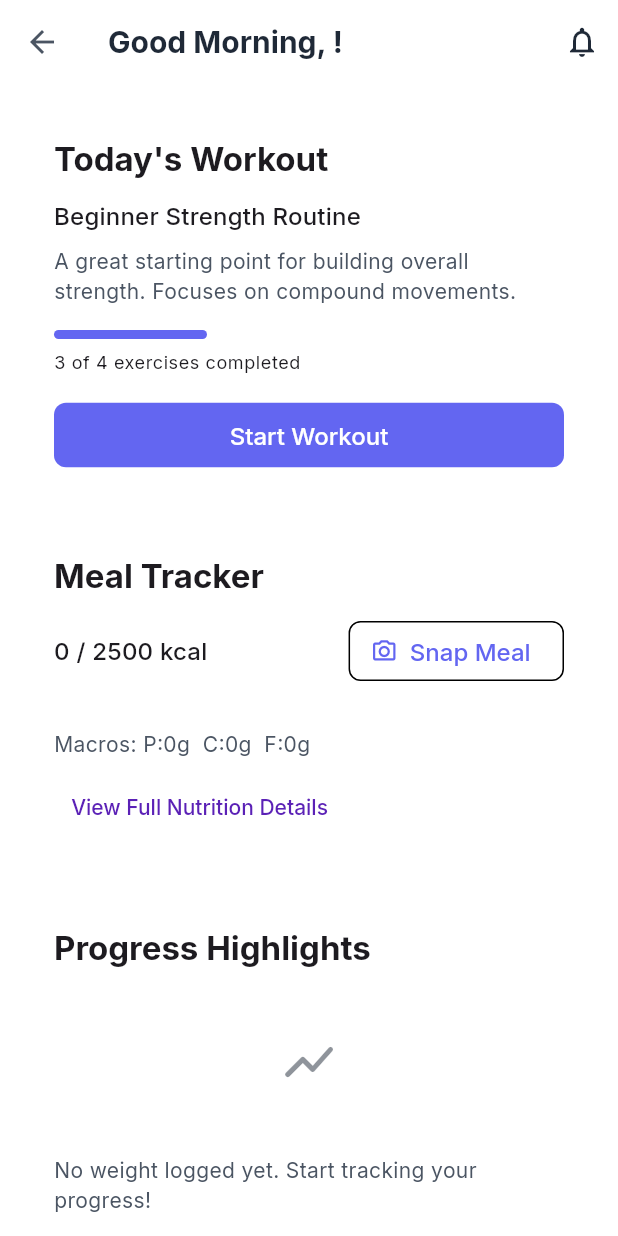
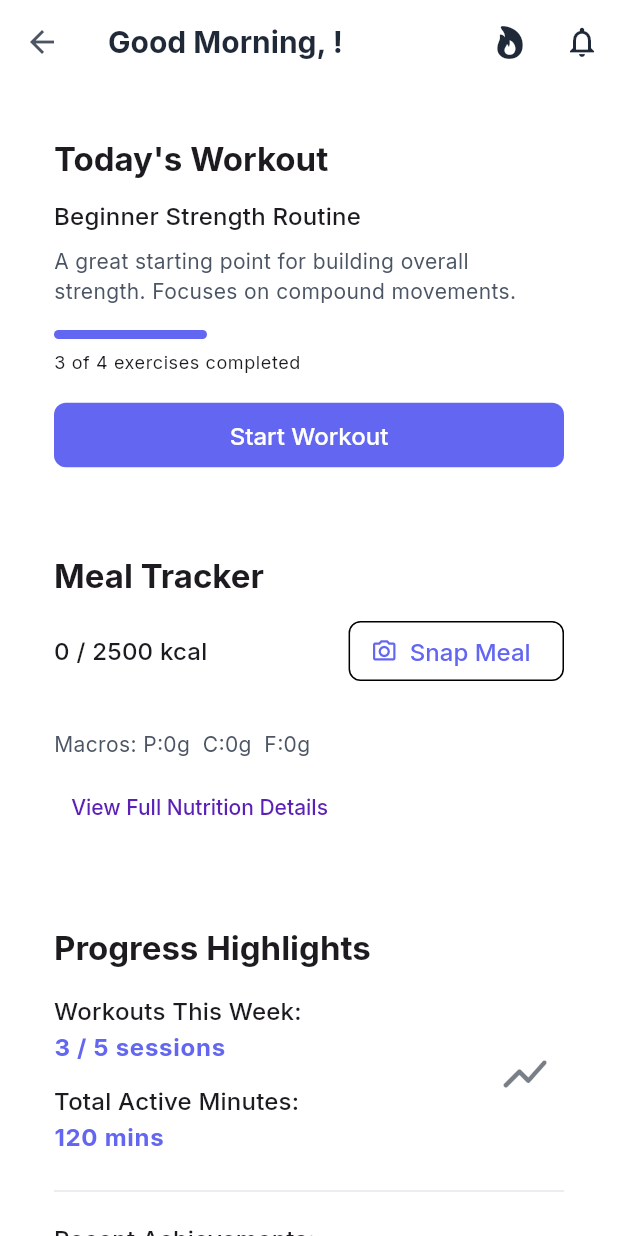
Before and after one commit to Aksumite-Platforms-Inc/AqamFit, a Flutter app: the HomeScreen screen opened directly, on a phone screen of 412 x 824 dp. Run offline on Flutter 3.47's test engine with Material 3 defaults, Android fonts, the light colour scheme and no system bars; our stand-ins replace cached_network_image, camera, dio, fl_chart, flutter_form_builder, flutter_secure_storage and 5 more; accounts and stored records are empty.

Commit message:
Add MuscleHitMapCard widget and move StreakDetailScreen Add MuscleHitMapCard widget and move StreakDetailScreen
- Introduce MuscleHitMapCard to home screen for weekly muscle activity
- Move StreakDetailScreen to features/streak/widgets and update imports/routes
- Update navigation to new streak details screen
- Minor UI improvements and code cleanup

```diff
--- a/lib/features/home/home_screen.dart
+++ b/lib/features/home/home_screen.dart
@@ -5,9 +5,11 @@
 import 'package:aksumfit/models/workout_plan.dart';
 import 'package:aksumfit/services/api_service.dart';
 import 'package:aksumfit/services/auth_manager.dart';
+import 'package:flutter/cupertino.dart';
 import 'package:flutter/material.dart'; // Changed from Cupertino
 import 'package:go_router/go_router.dart';
 import 'package:aksumfit/features/home/widgets/streak_tracker_widget.dart';
+import 'package:aksumfit/features/home/widgets/muscle_hit_map_card.dart'; // Import for MuscleHitMapCard
 // Removed unused old widgets
 // import 'package:aksumfit/features/home/widgets/hero_workout_banner.dart';
 // import 'package:aksumfit/features/home/widgets/quick_action_tile.dart';
@@ -108,6 +110,10 @@
         title: Text('$_greeting, $userName!', style: TextStyle(color: theme.colorScheme.onSurface, fontWeight: FontWeight.bold)),
         actions: [
           IconButton(
+            icon: Icon(CupertinoIcons.flame_fill, color: theme.colorScheme.onSurfaceVariant),
+            onPressed: () => context.go('/streak-details'),
+          ),
+          IconButton(
             icon: Icon(Icons.notifications_outlined, color: theme.colorScheme.onSurfaceVariant),
             onPressed: () => context.go('/notifications'),
           ),
@@ -158,6 +164,8 @@
               },
             ),
             const SizedBox(height: 16),
+            const MuscleHitMapCard(), // Added MuscleHitMapCard
+            const SizedBox(height: 16),
             _buildChallengesCard(),
             const SizedBox(height: 16),
             // _buildAiRecommendationsPlaceholder(theme), // Optional: Can be added back if desired
@@ -181,9 +189,9 @@
           child: Column(
             mainAxisAlignment: MainAxisAlignment.center,
             children: [
-              const CircularProgressIndicator(),
-              const SizedBox(height: 10),
-              Text(message, style: theme.textTheme.titleMedium),
+              const CircularProgressIndicator(), // Already const
+              const SizedBox(height: 10), // Already const
+              Text(message, style: theme.textTheme.titleMedium), // Cannot be const: message is dynamic, style is from theme
             ],
           ),
         ),
@@ -201,50 +209,50 @@
         child: Column(
           crossAxisAlignment: CrossAxisAlignment.start,
           children: [
-            Text("Today's Workout", style: theme.textTheme.titleLarge?.copyWith(fontWeight: FontWeight.bold)),
-            const SizedBox(height: 12),
+            Text("Today's Workout", style: theme.textTheme.titleLarge?.copyWith(fontWeight: FontWeight.bold)), // Theme-dependent style
+            const SizedBox(height: 12), // Const
             if (plan != null) ...[
-              Text(plan.name, style: theme.textTheme.titleMedium),
-              const SizedBox(height: 8),
-              Text(plan.description ?? 'No description available.', style: theme.textTheme.bodyMedium, maxLines: 2, overflow: TextOverflow.ellipsis),
-              const SizedBox(height: 16),
+              Text(plan.name, style: theme.textTheme.titleMedium), // Dynamic text, theme-dependent style
+              const SizedBox(height: 8), // Const
+              Text(plan.description ?? 'No description available.', style: theme.textTheme.bodyMedium, maxLines: 2, overflow: TextOverflow.ellipsis), // Dynamic text, theme-dependent style
+              const SizedBox(height: 16), // Const
               // Example progress, replace with actual logic if available
               if(plan.estimatedDurationMinutes != null && plan.estimatedDurationMinutes! > 0) ...[
-                LinearProgressIndicator(
-                  value: 0.3, // Placeholder: (completed exercises / total exercises)
+                LinearProgressIndicator( // Cannot be const due to theme colors and dynamic value (though value is placeholder here)
+                  value: 0.3,
                   backgroundColor: theme.colorScheme.surfaceContainerHighest,
                   valueColor: AlwaysStoppedAnimation<Color>(theme.colorScheme.primary),
                   minHeight: 6,
                   borderRadius: BorderRadius.circular(3),
                 ),
-                const SizedBox(height: 8),
-                Text("3 of ${plan.exercises.length ?? 10} exercises completed", style: theme.textTheme.bodySmall),
-                const SizedBox(height: 16),
+                const SizedBox(height: 8), // Const
+                Text("3 of ${plan.exercises.length ?? 10} exercises completed", style: theme.textTheme.bodySmall), // Dynamic text, theme-dependent style
+                const SizedBox(height: 16), // Const
               ],
-              ElevatedButton(
+              ElevatedButton( // Cannot be const due to onPressed and style from theme
                 style: ElevatedButton.styleFrom(
                     backgroundColor: theme.colorScheme.primary,
                     foregroundColor: theme.colorScheme.onPrimary,
-                    minimumSize: const Size(double.infinity, 40)
+                    minimumSize: const Size(double.infinity, 40) // Size can be const
                 ),
                 onPressed: () {
                   if (plan.id.isNotEmpty) {
                     context.go('/workout-plans/${plan.id}');
                   }
                 },
-                child: const Text("Start Workout"),
+                child: const Text("Start Workout"), // Const
               ),
             ] else ...[
-              Text("No workout scheduled for today. Rest up or pick one from your plans!", style: theme.textTheme.bodyMedium),
-              const SizedBox(height: 16),
-              ElevatedButton(
+              Text("No workout scheduled for today. Rest up or pick one from your plans!", style: theme.textTheme.bodyMedium), // Theme-dependent style
+              const SizedBox(height: 16), // Const
+              ElevatedButton( // Cannot be const due to onPressed and style from theme
                 style: ElevatedButton.styleFrom(
                     backgroundColor: theme.colorScheme.secondary,
                     foregroundColor: theme.colorScheme.onSecondary,
-                    minimumSize: const Size(double.infinity, 40)
+                    minimumSize: const Size(double.infinity, 40) // Size can be const
                 ),
-                onPressed: () => context.go('/browse-workouts'), // Navigate to new browse workouts screen
-                child: const Text("Browse Workouts"),
+                onPressed: () => context.go('/browse-workouts'),
+                child: const Text("Browse Workouts"), // Const
               ),
             ],
           ],
@@ -266,24 +274,21 @@
         child: Column(
           crossAxisAlignment: CrossAxisAlignment.start,
           children: [
-            Text("Meal Tracker", style: theme.textTheme.titleLarge?.copyWith(fontWeight: FontWeight.bold)),
-            const SizedBox(height: 12),
+            Text("Meal Tracker", style: theme.textTheme.titleLarge?.copyWith(fontWeight: FontWeight.bold)), // Theme-dependent style
+            const SizedBox(height: 12), // Const
             Row(
               mainAxisAlignment: MainAxisAlignment.spaceBetween,
               children: [
-                Text("${currentCalories.toStringAsFixed(0)} / ${_targetCalories.toStringAsFixed(0)} kcal", style: theme.textTheme.titleMedium),
-                OutlinedButton.icon(
-                  icon: const Icon(Icons.camera_alt_outlined),
-                  label: const Text("Snap Meal"),
+                Text("${currentCalories.toStringAsFixed(0)} / ${_targetCalories.toStringAsFixed(0)} kcal", style: theme.textTheme.titleMedium), // Dynamic text, theme-dependent style
+                OutlinedButton.icon( // Cannot be const due to onPressed and style from theme
+                  icon: const Icon(Icons.camera_alt_outlined), // Const
+                  label: const Text("Snap Meal"), // Const
                   onPressed: () async {
                     final imagePath = await Navigator.of(context).push<String>(
-                      MaterialPageRoute(builder: (context) => const CameraScreen()),
+                      MaterialPageRoute(builder: (context) => const CameraScreen()), // CameraScreen can be const
                     );
                     if (imagePath != null && imagePath.isNotEmpty && context.mounted) {
-                      // Now navigate to LogMealScreen with the imagePath
-                      print('Captured image path: $imagePath'); // For now, just print
-                      // context.go('/log-meal', extra: <String, dynamic>{'imagePath': imagePath, 'date': DateTime.now()});
-                       // Temporary navigation to /log-meal-quick to verify flow, will pass imagePath later
+                      print('Captured image path: $imagePath');
                       context.go('/log-meal-quick', extra: <String, dynamic>{'imagePath': imagePath});
                     }
                   },
@@ -294,20 +299,20 @@
                 ),
               ],
             ),
-            const SizedBox(height: 8),
-            LinearProgressIndicator(
+            const SizedBox(height: 8), // Const
+            LinearProgressIndicator( // Cannot be const due to theme colors and dynamic value
               value: progress,
               backgroundColor: theme.colorScheme.surfaceContainerHighest,
               valueColor: AlwaysStoppedAnimation<Color>(theme.colorScheme.tertiary),
               minHeight: 8,
               borderRadius: BorderRadius.circular(4),
             ),
-            const SizedBox(height: 12),
-            Text(
+            const SizedBox(height: 12), // Const
+            Text( // Dynamic text, theme-dependent style
                 "Macros: P:${mealLog?.dailyTotalProteinGrams.toStringAsFixed(0) ?? 0}g  C:${mealLog?.dailyTotalCarbGrams.toStringAsFixed(0) ?? 0}g  F:${mealLog?.dailyTotalFatGrams.toStringAsFixed(0) ?? 0}g",
                 style: theme.textTheme.bodyMedium),
-            const SizedBox(height: 8),
-            TextButton(onPressed: () => context.go('/nutrition'), child: const Text("View Full Nutrition Details"))
+            const SizedBox(height: 8), // Const
+            TextButton(onPressed: () => context.go('/nutrition'), child: const Text("View Full Nutrition Details")) // Child Text can be const
           ],
         ),
       ),
@@ -316,6 +321,13 @@
 
   Widget _buildProgressChartCard(WeightEntry? latestWeight) {
     final theme = Theme.of(context);
+
+    // Mock data for progress highlights
+    const int workoutsThisWeek = 3;
+    const int plannedWorkouts = 5;
+    const int totalActiveMinutes = 120;
+    const String personalRecordImprovement = "New Squat PR: 100kg (+5kg)";
+
     return Card(
       elevation: 2,
       shape: RoundedRectangleBorder(borderRadius: BorderRadius.circular(12)),
@@ -324,26 +336,57 @@
         child: Column(
           crossAxisAlignment: CrossAxisAlignment.start,
           children: [
-            Text("Progress Highlights", style: theme.textTheme.titleLarge?.copyWith(fontWeight: FontWeight.bold)),
-            const SizedBox(height: 12),
-            // Placeholder for chart - e.g. a simple line or bar chart image/icon for now
-            Container(
-              height: 100,
+            Text("Progress Highlights", style: theme.textTheme.titleLarge?.copyWith(fontWeight: FontWeight.bold)), // Theme-dependent style
+            const SizedBox(height: 16), // Const
+
+            // Row for key stats to potentially make it more compact
+            Row( // Cannot be const because children are not const
+              mainAxisAlignment: MainAxisAlignment.spaceBetween,
+              children: [
+                Column( // Cannot be const because children are not const
+                  crossAxisAlignment: CrossAxisAlignment.start,
+                  children: [
+                    Text("Workouts This Week:", style: theme.textTheme.titleMedium), // Theme-dependent style
+                    Text("$workoutsThisWeek / $plannedWorkouts sessions", style: theme.textTheme.bodyLarge?.copyWith(color: theme.colorScheme.primary, fontWeight: FontWeight.bold)), // Dynamic text, theme-dependent style
+                    const SizedBox(height: 12), // Const
+                    Text("Total Active Minutes:", style: theme.textTheme.titleMedium), // Theme-dependent style
+                    Text("$totalActiveMinutes mins", style: theme.textTheme.bodyLarge?.copyWith(color: theme.colorScheme.primary, fontWeight: FontWeight.bold)), // Dynamic text, theme-dependent style
+                  ],
+                ),
+                // Keeping the chart icon, perhaps smaller or integrated differently if needed
+                Container( // Cannot be const due to BoxDecoration and Icon color from theme
+                  padding: const EdgeInsets.all(8), // EdgeInsets can be const
                   decoration: BoxDecoration(
                     color: theme.colorScheme.surfaceContainerHighest,
                     borderRadius: BorderRadius.circular(8),
                   ),
-              child: Center(
-                child: Icon(Icons.show_chart_rounded, size: 40, color: theme.colorScheme.onSurfaceVariant.withOpacity(0.5)),
+                  child: Icon(Icons.show_chart_rounded, size: 36, color: theme.colorScheme.onSurfaceVariant.withOpacity(0.6)),
                 ),
+              ],
             ),
-            const SizedBox(height: 12),
-            if (latestWeight != null)
-              Text("Latest Weight: ${latestWeight.weightKg.toStringAsFixed(1)} kg (Logged: ${DateFormat.yMd().format(latestWeight.date)})", style: theme.textTheme.bodyMedium)
-            else
-              Text("No weight logged yet. Start tracking your progress!", style: theme.textTheme.bodyMedium),
-            const SizedBox(height: 8),
-            TextButton(onPressed: () => context.go('/progress'), child: const Text("View Detailed Progress"))
+
+            const SizedBox(height: 16), // Const
+            const Divider(), // Const
+            const SizedBox(height: 12), // Const
+
+            Text("Recent Achievements:", style: theme.textTheme.titleMedium), // Theme-dependent style
+            const SizedBox(height: 4), // Const
+            Text(personalRecordImprovement, style: theme.textTheme.bodyMedium?.copyWith(fontStyle: FontStyle.italic)), // Dynamic text, theme-dependent style
+
+            const SizedBox(height: 16), // Const
+
+            if (latestWeight != null) ...[
+              Text("Latest Weight: ${latestWeight.weightKg.toStringAsFixed(1)} kg (Logged: ${DateFormat.yMd().format(latestWeight.date)})", style: theme.textTheme.bodyMedium), // Dynamic text, theme-dependent style
+              const SizedBox(height: 4), // Const
+            ] else ...[
+              Text("No weight logged yet. Start tracking your progress!", style: theme.textTheme.bodyMedium), // Theme-dependent style
+              const SizedBox(height: 4), // Const
+            ],
+            const SizedBox(height: 8), // Const
+            Align(
+              alignment: Alignment.centerRight,
+              child: TextButton(onPressed: () => context.go('/progress'), child: const Text("View Detailed Progress")), // Child Text can be const
+            )
 
           ],
         ),
@@ -361,27 +404,27 @@
         child: Column(
           crossAxisAlignment: CrossAxisAlignment.start,
           children: [
-            Text("Challenges & Community", style: theme.textTheme.titleLarge?.copyWith(fontWeight: FontWeight.bold)),
-            const SizedBox(height: 12),
-            ListTile(
-              contentPadding: EdgeInsets.zero,
+            Text("Challenges & Community", style: theme.textTheme.titleLarge?.copyWith(fontWeight: FontWeight.bold)), // Theme-dependent style
+            const SizedBox(height: 12), // Const
+            ListTile( // Cannot be const due to onTap and dynamic elements + theme colors
+              contentPadding: EdgeInsets.zero, // EdgeInsets can be const
               leading: Icon(Icons.emoji_events_outlined, color: theme.colorScheme.secondary),
-              title: const Text("Summer Shred Challenge"),
-              subtitle: const Text("Ends in 12 days - 87 participants"),
-              trailing: const Icon(Icons.arrow_forward_ios_rounded, size: 16),
+              title: const Text("Summer Shred Challenge"), // Const
+              subtitle: const Text("Ends in 12 days - 87 participants"), // Const
+              trailing: const Icon(Icons.arrow_forward_ios_rounded, size: 16), // Const
               onTap: () { /* TODO: Navigate to challenge details */ },
             ),
-            const Divider(),
-             ListTile(
-              contentPadding: EdgeInsets.zero,
+            const Divider(), // Const
+            ListTile( // Cannot be const due to onTap and dynamic elements + theme colors
+              contentPadding: EdgeInsets.zero, // EdgeInsets can be const
               leading: Icon(Icons.groups_outlined, color: theme.colorScheme.tertiary),
-              title: const Text("Local Running Group"),
-              subtitle: const Text("New post: 'Saturday Morning Run Route'"),
-               trailing: const Icon(Icons.arrow_forward_ios_rounded, size: 16),
+              title: const Text("Local Running Group"), // Const
+              subtitle: const Text("New post: 'Saturday Morning Run Route'"), // Const
+              trailing: const Icon(Icons.arrow_forward_ios_rounded, size: 16), // Const
               onTap: () { /* TODO: Navigate to group details */ },
             ),
-            const SizedBox(height: 8),
-            TextButton(onPressed: () => context.go('/social'), child: const Text("Explore More"))
+            const SizedBox(height: 8), // Const
+            TextButton(onPressed: () => context.go('/social'), child: const Text("Explore More")) // Child Text can be const
           ],
         ),
       ),
--- a/lib/features/home/widgets/streak_tracker_widget.dart
+++ b/lib/features/home/widgets/streak_tracker_widget.dart
@@ -1,6 +1,7 @@
 import 'dart:math';
 import 'package:flutter/cupertino.dart';
 import 'package:flutter/material.dart';
+import 'package:go_router/go_router.dart';
 import 'package:google_fonts/google_fonts.dart';
 
 class StreakTrackerWidget extends StatefulWidget {
@@ -65,7 +66,7 @@
     const double radius = 20;
 
     return GestureDetector(
-      onTap: () => Navigator.pushNamed(context, "/streak"), // Navigation link
+      onTap: () => context.go('/streak-details'), // Navigation link updated
       child: Card(
         elevation: 5,
         shape: RoundedRectangleBorder(
--- a/lib/navigation/app_router.dart
+++ b/lib/navigation/app_router.dart
@@ -34,7 +34,8 @@
 import '../features/explore/presentation/screens/browse_workouts_screen.dart';
 // Progress Screens
 import '../features/progress/presentation/screens/detailed_progress_screen.dart';
-import '../features/progress/presentation/screens/streak_detail_screen.dart'; // Added for StreakDetailScreen
+// import '../features/progress/presentation/screens/streak_detail_screen.dart'; // Commented out old import
+import '../features/streak/widgets/streak_detail_screen.dart'; // Added for new StreakDetailsScreen
 
 // Example of a simple "Not Authorized" screen
 class NotAuthorizedScreen extends StatelessWidget {
@@ -310,7 +311,7 @@
     GoRoute(
       path: '/streak-details',
       name: 'streakDetails', // Optional: add a name
-      builder: (context, state) => const StreakDetailScreen(),
+      builder: (context, state) => const StreakDetailScreen(), // Changed to new screen
     ),
   ],
 );
```
Also changed, not shown: lib/features/home/widgets/muscle_hit_map_card.dart (added, +168 -0 lines), lib/features/streak/widgets/streak_detail_screen.dart (renamed from lib/features/progress/presentation/screens/streak_detail_screen.dart, +137 -85 lines). Lines whose indentation alone changed are shown as unchanged.
